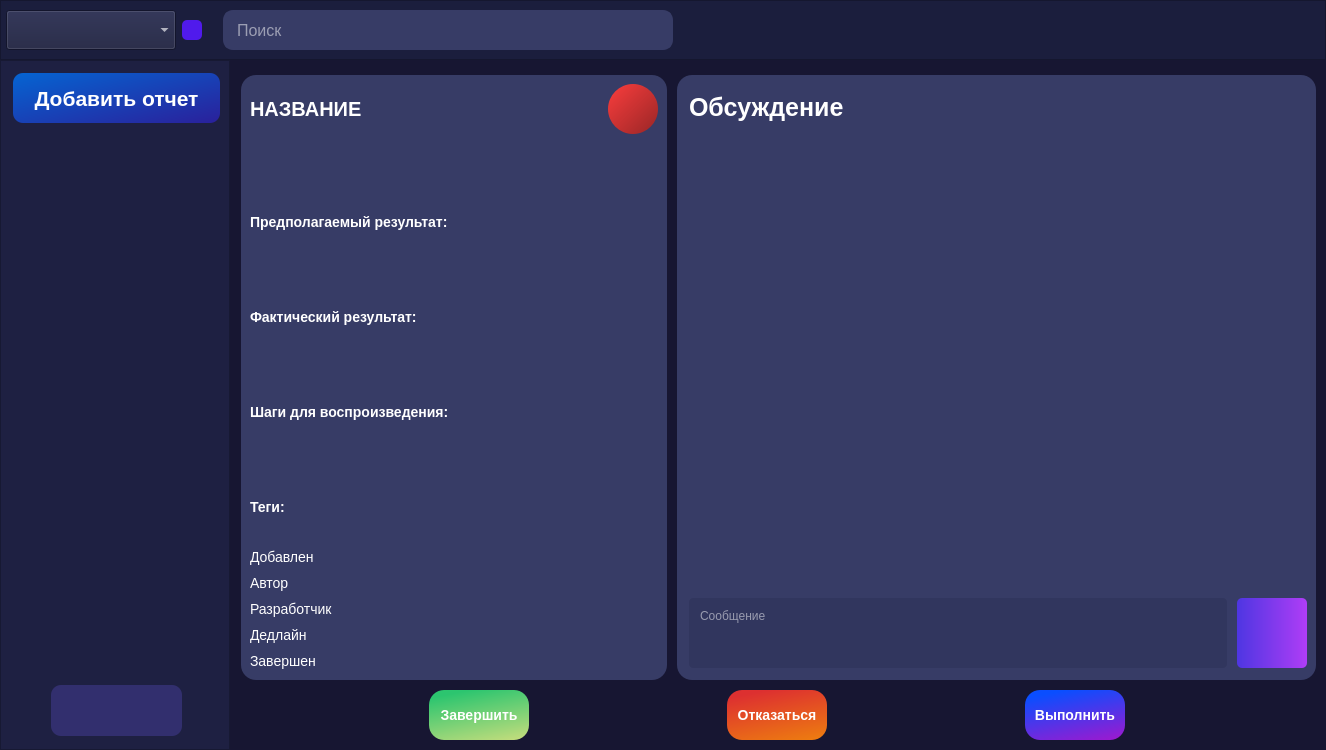
First picture: the form in interfaces/bug_page.ui, repository ArtShibaev/Bugtracker, before the edit.
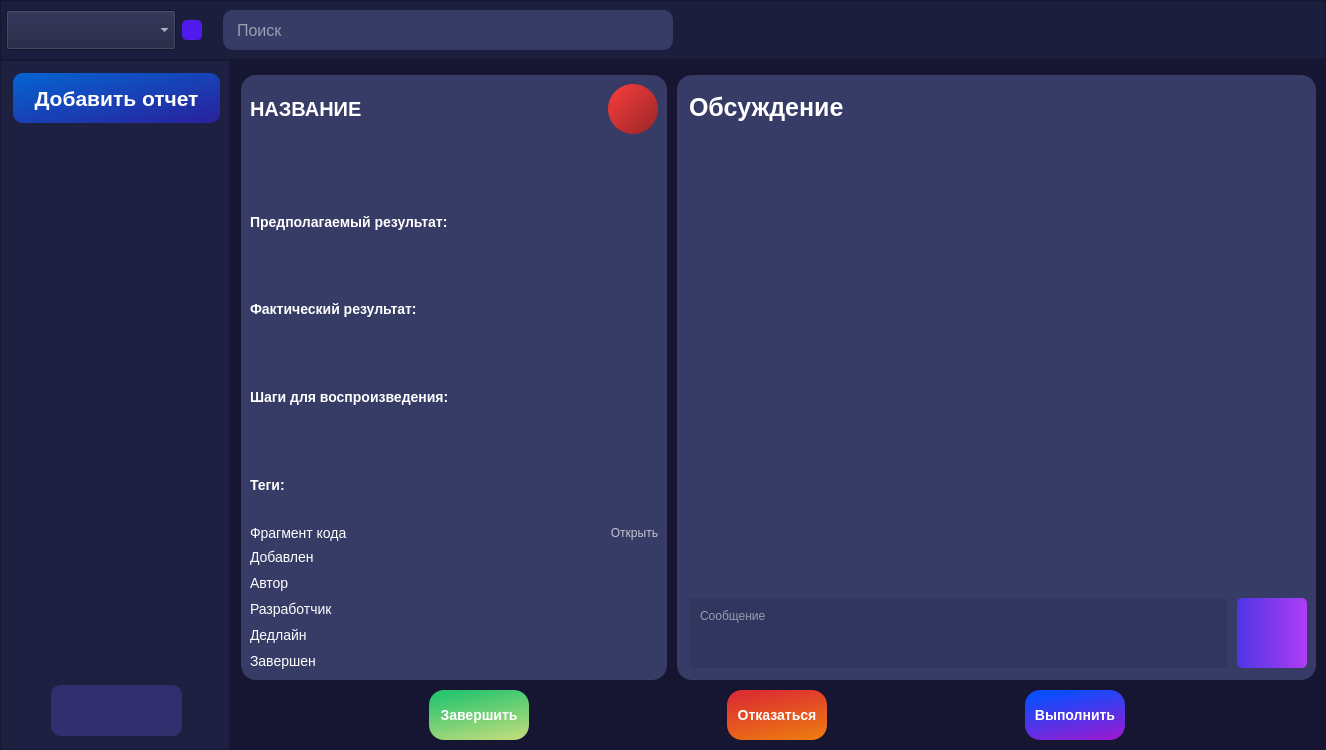
Second picture: the form after the edit.

Commit message: Добавлена интеграция с апи Pastebin

Diff of the .ui file:
```diff
--- a/interfaces/bug_page.ui
+++ b/interfaces/bug_page.ui
@@ -851,7 +851,7 @@
                </item>
               </layout>
              </item>
-             <item row="6" column="0">
+             <item row="7" column="0">
               <layout class="QHBoxLayout" name="horizontalLayout_26">
                <item>
                 <widget class="QLabel" name="label_12">
@@ -886,7 +886,7 @@
                </item>
               </layout>
              </item>
-             <item row="7" column="0">
+             <item row="8" column="0">
               <layout class="QHBoxLayout" name="horizontalLayout_17">
                <item>
                 <widget class="QLabel" name="label_6">
@@ -921,7 +921,7 @@
                </item>
               </layout>
              </item>
-             <item row="8" column="0">
+             <item row="9" column="0">
               <layout class="QHBoxLayout" name="horizontalLayout_30">
                <item>
                 <widget class="QLabel" name="label_16">
@@ -956,7 +956,7 @@
                </item>
               </layout>
              </item>
-             <item row="9" column="0">
+             <item row="10" column="0">
               <layout class="QHBoxLayout" name="horizontalLayout_31">
                <item>
                 <widget class="QLabel" name="label_17">
@@ -991,7 +991,7 @@
                </item>
               </layout>
              </item>
-             <item row="10" column="0">
+             <item row="11" column="0">
               <layout class="QHBoxLayout" name="horizontalLayout_32">
                <item>
                 <widget class="QLabel" name="closed_label">
@@ -1026,6 +1026,35 @@
                </item>
               </layout>
              </item>
+             <item row="6" column="0">
+              <layout class="QHBoxLayout" name="horizontalLayout_27">
+               <item>
+                <widget class="QLabel" name="label_13">
+                 <property name="styleSheet">
+                  <string notr="true">color: white;
+font-size: 14px;</string>
+                 </property>
+                 <property name="text">
+                  <string>Фрагмент кода</string>
+                 </property>
+                </widget>
+               </item>
+               <item>
+                <widget class="QPushButton" name="open_pastebin">
+                 <property name="cursor">
+                  <cursorShape>ArrowCursor</cursorShape>
+                 </property>
+                 <property name="styleSheet">
+                  <string notr="true">color: #C3C4D1;
+text-align: right;</string>
+                 </property>
+                 <property name="text">
+                  <string>Открыть</string>
+                 </property>
+                </widget>
+               </item>
+              </layout>
+             </item>
             </layout>
            </widget>
           </item>
@@ -1083,8 +1112,8 @@
                  <rect>
                   <x>0</x>
                   <y>0</y>
-                  <width>617</width>
-                  <height>269</height>
+                  <width>606</width>
+                  <height>270</height>
                  </rect>
                 </property>
                </widget>
```
The commit also changes 2 other files.
